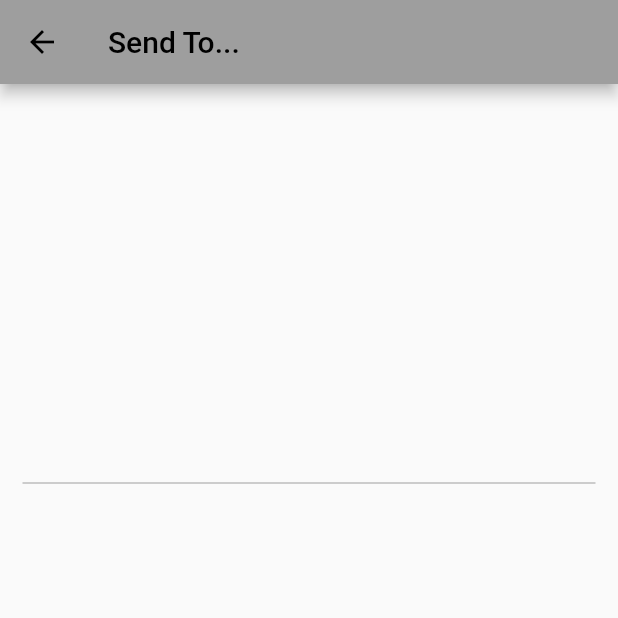
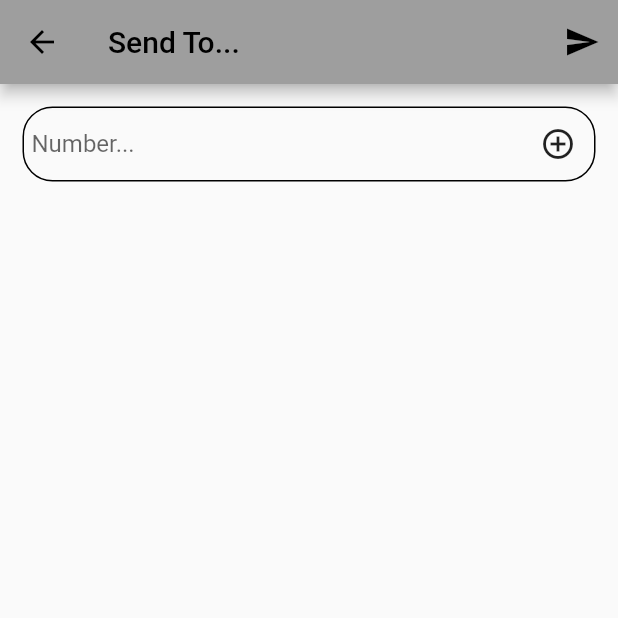
Before and after one commit to Reza-Babakhani/long_sms_sender, a Flutter app: the screen it shows after launch, after a tap on the "send" icon, on a phone screen of 412 x 824 dp, the top half of it. Run offline on Flutter 3.47's test engine with Material 2 defaults, Android fonts, the phone set to English and light mode, and no system bars; our stand-ins replace flutter_contacts, internet_connection_checker; missing offline and left inert: auto_direction, flutter_sms, tapsell_plus.

Commit message:
some fix and ui

```diff
--- a/lib/screens/contact_list_screen.dart
+++ b/lib/screens/contact_list_screen.dart
@@ -1,5 +1,7 @@
 import 'package:flutter/material.dart';
 import 'package:flutter_contacts/flutter_contacts.dart';
+import 'package:flutter_sms/flutter_sms.dart';
+import 'package:long_sms_sender/utils/text_util.dart';
 
 class ContactListScreen extends StatefulWidget {
   static const String routeName = "contacts";
@@ -10,10 +12,11 @@ class ContactListScreen extends StatefulWidget {
 }
 
 class _ContactListScreenState extends State<ContactListScreen> {
-  String? _message;
+  String _message = "";
   bool _isInit = true;
   List<Contact>? _contacts;
   List<Contact> _selectedContacts = [];
+  TextEditingController _textController = TextEditingController();
   @override
   void didChangeDependencies() {
     if (_isInit) {
@@ -25,11 +28,36 @@ class _ContactListScreenState extends State<ContactListScreen> {
     super.didChangeDependencies();
   }
 
+  void _sendSMS() async {
+    print("sending.....");
+    var msgs = TextUtil.SplitEveryNth(_message, 160);
+    print(msgs);
+    print(_message);
+    for (String? m in msgs) {
+      String _result = await sendSMS(
+              message: m!,
+              recipients:
+                  _selectedContacts.map((e) => e.phones.first.number).toList())
+          .catchError((onError) {
+        print(onError);
+      });
+      print(_result);
+    }
+  }
+
   @override
   Widget build(BuildContext context) {
     return Scaffold(
       appBar: AppBar(
         title: const Text("Send To..."),
+        actions: [
+          IconButton(
+            icon: const Icon(Icons.send),
+            onPressed: () {
+              _sendSMS();
+            },
+          )
+        ],
       ),
       body: SafeArea(
           child: Container(
@@ -38,15 +66,78 @@ class _ContactListScreenState extends State<ContactListScreen> {
         child: Column(
           children: [
             Container(
-              height: 250,
+              width: double.infinity,
+              decoration: BoxDecoration(
+                border: Border.all(width: 1),
+                borderRadius: BorderRadius.circular(20),
+              ),
               child: Row(children: [
-                ..._selectedContacts
-                    .map((e) => Text(e.phones.map((e) => e.number).join(",")))
+                const SizedBox(
+                  width: 5,
+                ),
+                Expanded(
+                  child: TextField(
+                    keyboardType: TextInputType.phone,
+                    controller: _textController,
+                    decoration: const InputDecoration(
+                        border: InputBorder.none, hintText: "Number..."),
+                  ),
+                ),
+                const SizedBox(
+                  width: 5,
+                ),
+                IconButton(
+                  onPressed: () {
+                    selectContact(Contact(
+                        displayName: _textController.text,
+                        phones: [Phone(_textController.text)]));
+                    _textController.clear();
+                  },
+                  icon: const Icon(Icons.add_circle_outline_sharp),
+                )
               ]),
             ),
-            const Divider(
-              height: 2,
-              color: Colors.grey,
+            SizedBox(
+              width: double.infinity,
+              child: SingleChildScrollView(
+                child: Wrap(
+                    alignment: WrapAlignment.start,
+                    crossAxisAlignment: WrapCrossAlignment.start,
+                    runAlignment: WrapAlignment.start,
+                    children: [
+                      ..._selectedContacts.map((c) {
+                        return Container(
+                            padding: const EdgeInsets.all(5),
+                            margin: const EdgeInsets.all(5),
+                            decoration: BoxDecoration(
+                                borderRadius: BorderRadius.circular(15),
+                                border: Border.all(width: 1)),
+                            child: Row(
+                              mainAxisSize: MainAxisSize.min,
+                              children: [
+                                Text(c.displayName),
+                                const SizedBox(
+                                  width: 5,
+                                ),
+                                IconButton(
+                                  onPressed: () {
+                                    removeSelectedContact(c);
+                                  },
+                                  icon: const Icon(
+                                    Icons.remove_circle_outline_sharp,
+                                  ),
+                                  color: Colors.red,
+                                  padding: EdgeInsets.zero,
+                                  constraints: const BoxConstraints(),
+                                )
+                              ],
+                            ));
+                      })
+                    ]),
+              ),
+            ),
+            const SizedBox(
+              height: 5,
             ),
             FutureBuilder<List<Contact>>(
               future: FlutterContacts.getContacts(withProperties: true),
@@ -86,6 +177,14 @@ class _ContactListScreenState extends State<ContactListScreen> {
       });
     }
   }
+
+  void removeSelectedContact(Contact c) {
+    if (_selectedContacts.contains(c)) {
+      setState(() {
+        _selectedContacts.remove(c);
+      });
+    }
+  }
 }
 
 class ContactItem extends StatelessWidget {
--- a/lib/screens/home_screen.dart
+++ b/lib/screens/home_screen.dart
@@ -11,6 +11,8 @@ class HomeScreen extends StatefulWidget {
 
 class _HomeScreenState extends State<HomeScreen> {
   String _message = "";
+
+  TextEditingController _textController = TextEditingController();
 
   @override
   Widget build(BuildContext context) {
@@ -27,7 +29,7 @@ class _HomeScreenState extends State<HomeScreen> {
                 AutoDirection(
                   text: _message,
                   child: TextField(
-                    controller: TextEditingController(text: _message),
+                    controller: _textController,
                     decoration: const InputDecoration(
                       border: OutlineInputBorder(
                         borderRadius: BorderRadius.all(
@@ -47,6 +49,7 @@ class _HomeScreenState extends State<HomeScreen> {
                     onPressed: () {
                       setState(() {
                         _message = "";
+                        _textController.clear();
                       });
                     },
                     child: const Text("Clear"))
@@ -64,11 +67,12 @@ class _HomeScreenState extends State<HomeScreen> {
           },
           child: const RotationTransition(
             turns: AlwaysStoppedAnimation(0.9),
-            child: Icon(Icons.send),
+            child: Icon(
+              Icons.send,
+            ),
           ),
         ),
       ),
     );
   }
-
 }
```
Also changed, not shown: 1 other file.
